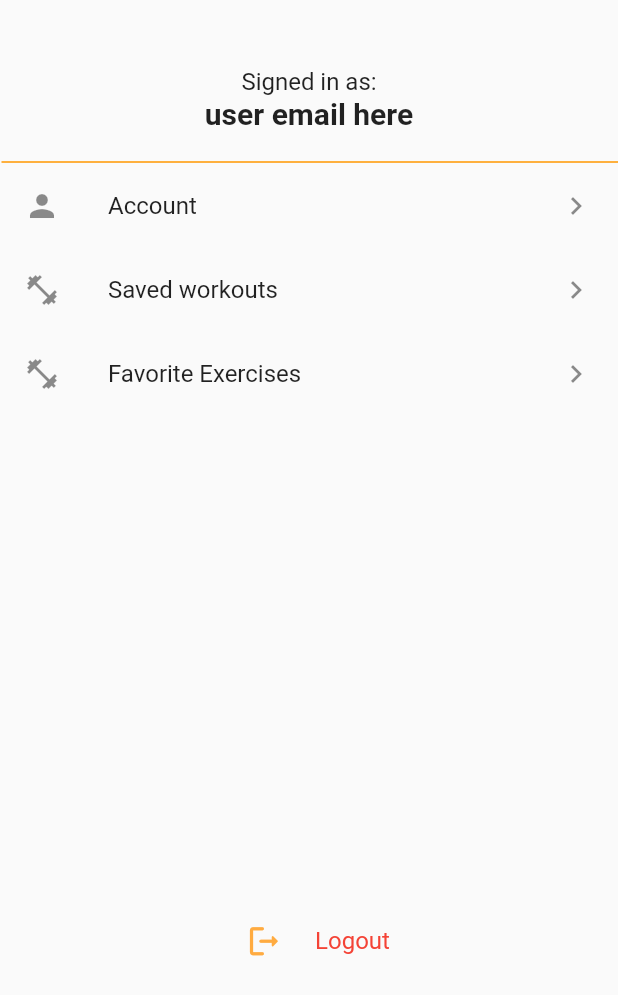
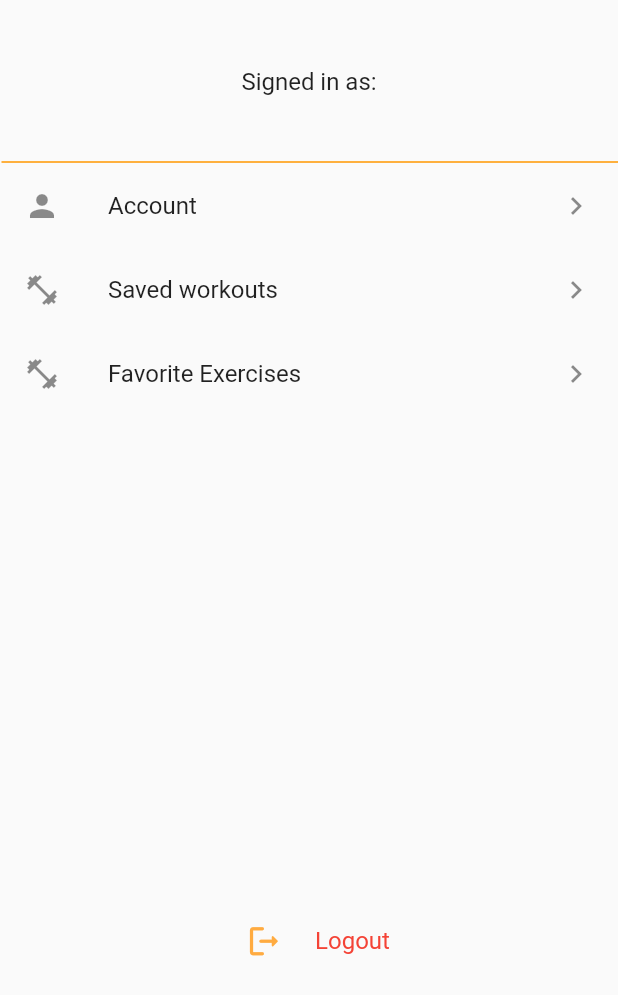
Before and after one commit to Traeningsapp/flutter_frontend, a Flutter app: the ProfilePage screen opened directly, on a phone screen of 412 x 824 dp. Shown: the top 995 px of the screen. Run offline on Flutter 3.47's test engine with Material 2 defaults, Android fonts, the phone set to English and light mode, and no system bars; our stand-ins replace flutter_dotenv, fluttertoast, google_fonts, rive, syncfusion_flutter_charts; missing offline and left inert: auth0_flutter.

Commit message:
Small adjustments

```diff
--- a/lib/src/presentation/views/exercise/widgets/exercise.dart
+++ b/lib/src/presentation/views/exercise/widgets/exercise.dart
@@ -57,7 +57,8 @@ class _ExerciseWidgetState extends State<ExerciseWidget> {
                       fontWeight: FontWeight.w500),
                 ),
                 IconButton(
-                    onPressed: () => (), icon: const Icon(Icons.favorite))
+                    onPressed: () => (),
+                    icon: const Icon(Icons.favorite))
               ],
             ),
             Text('name: ${snapshotData.name}'),
--- a/lib/src/presentation/views/profile/widgets/profile.dart
+++ b/lib/src/presentation/views/profile/widgets/profile.dart
@@ -6,6 +6,7 @@ import 'package:projekt_frontend/src/presentation/views/profile/profileAccountPa
 import 'package:projekt_frontend/src/presentation/views/profile/savedWorkoutsPage.dart';
 import 'package:auth0_flutter/auth0_flutter.dart';
 import 'package:auth0_flutter/auth0_flutter_web.dart';
+import 'package:projekt_frontend/src/utils/globalVariables.dart';
 
 const List<String> profileList = ['Account','Saved workouts','Favorite Exercises'];
 const List<Icon> iconList = [Icon(Icons.person), Icon(Icons.fitness_center), Icon(Icons.fitness_center)];
@@ -67,9 +68,9 @@ class _ProfileWidgetState extends State<ProfileWidget> {
             Container(
                 alignment: Alignment.center,
                 padding: const EdgeInsets.only(top: 45)),
-            Row(
+            const Row(
               mainAxisAlignment: MainAxisAlignment.center,
-              children: const [
+              children: [
                 Text(
                   'Signed in as:',
                   style: TextStyle(fontSize: 16),
@@ -80,16 +81,15 @@ class _ProfileWidgetState extends State<ProfileWidget> {
               mainAxisAlignment: MainAxisAlignment.center,
               children: [
                 const SizedBox(height: 10),
-                Text(
-                  'user email here',
+                Text(Global_userid,
                   style: const TextStyle(fontSize: 20, fontWeight: FontWeight.bold),
                 ),
               ],
             ),
             Container(
                 alignment: Alignment.center, padding: const EdgeInsets.all(10)),
-            Row(
-              children: const [
+            const Row(
+              children: [
                 Expanded(
                     child: Divider(
                   color: Colors.orange,
```
